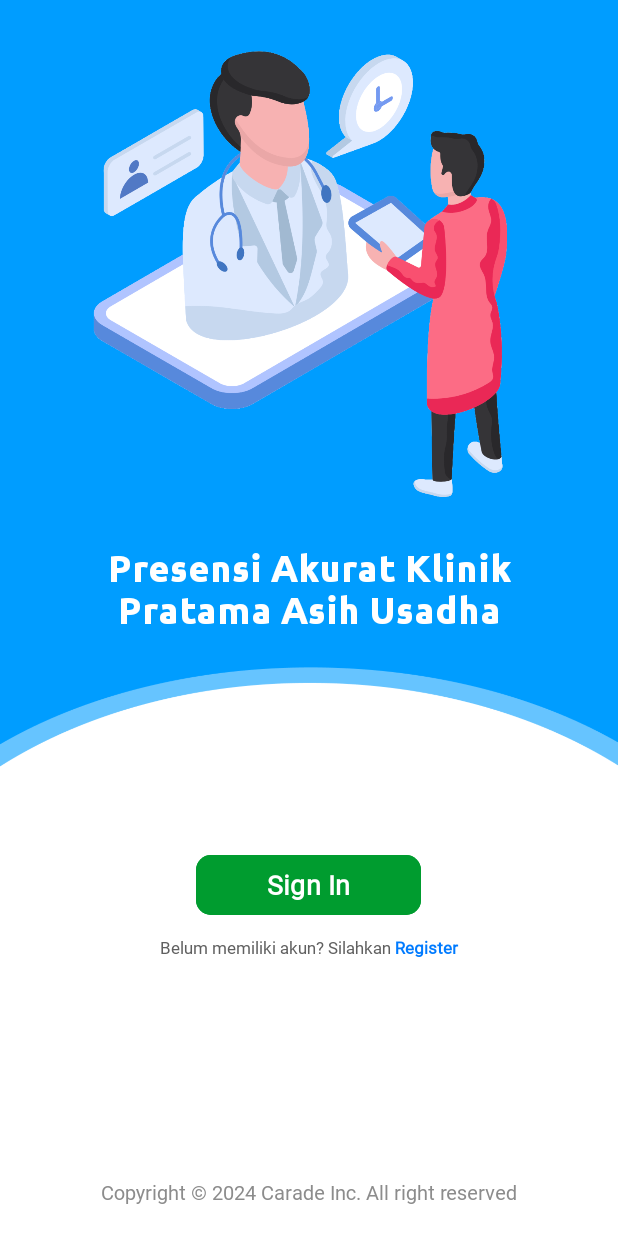
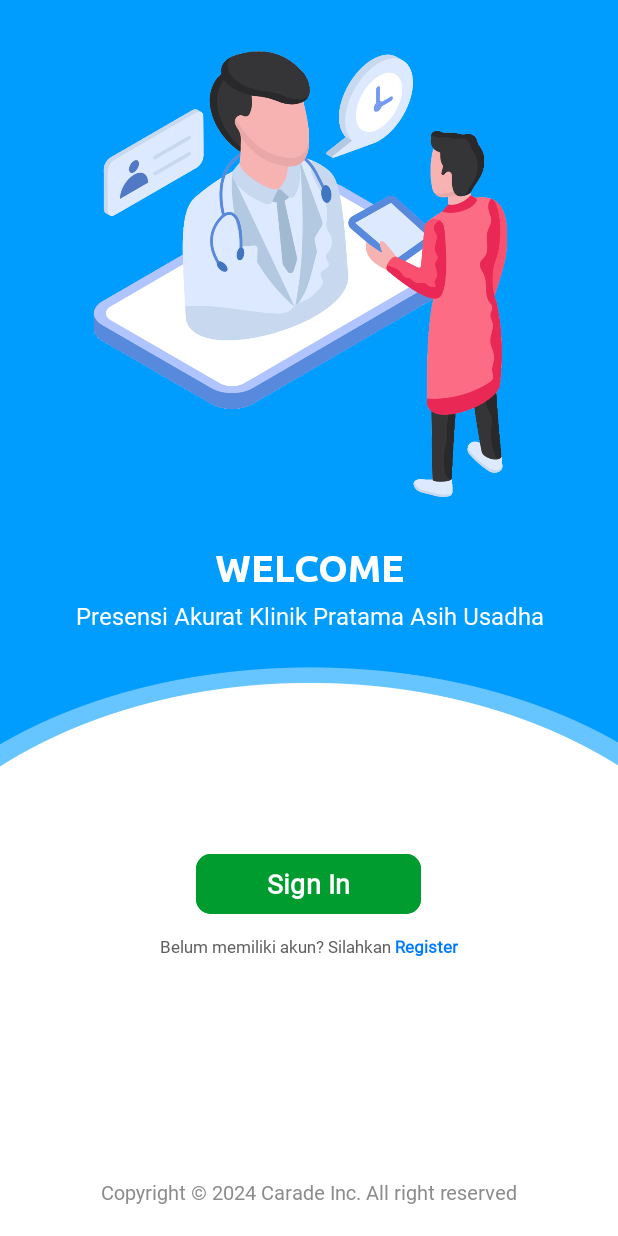
Before and after one commit to Capstone-Project-PAKU/MOBILE-PAKU, an Android app: the screen it shows after launch (WelcomeActivity), on a phone screen of 412 x 824 dp. Run offline under Robolectric (Android 15) with nearby library versions, the phone set to English and light mode, and no system bars.

Commit message:
edit welcome.xml

```diff
--- a/app/src/main/res/layout/welcome.xml
+++ b/app/src/main/res/layout/welcome.xml
@@ -24,12 +24,20 @@
         android:layout_width="match_parent"
         android:layout_height="wrap_content"
         android:gravity="center"
-        android:paddingStart="20dp"
-        android:paddingEnd="20dp"
-        android:text="Presensi Akurat Klinik Pratama Asih Usadha"
+        android:layout_marginBottom="5dp"
+        android:text="WELCOME"
         android:fontFamily="@font/ubuntu_bold"
         android:textColor="@color/white"
         android:textSize="25sp" />
+
+    <TextView
+        android:layout_width="match_parent"
+        android:layout_height="wrap_content"
+        android:gravity="center"
+        android:text="Presensi Akurat Klinik Pratama Asih Usadha"
+        android:fontFamily="@font/inter"
+        android:textColor="@color/white"
+        android:textSize="16sp" />
 
     <LinearLayout
         android:layout_width="match_parent"
```
